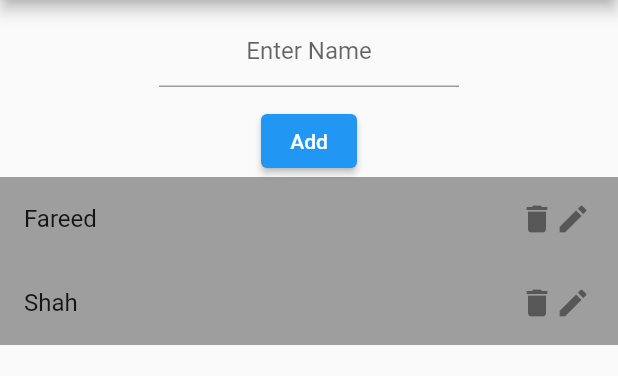
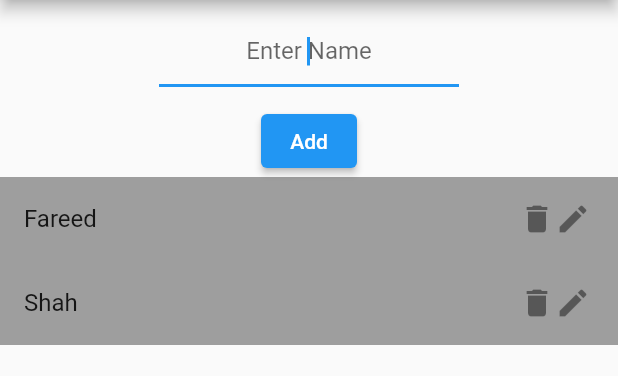
Before and after one commit to Fareed-Shah/Flutter_ToDoApp, a Flutter app: the screen it shows after launch, on a phone screen of 412 x 824 dp, the part 84-460 px from its top. Run offline on Flutter 3.47's test engine with Material 2 defaults, Android fonts, the phone set to English and light mode, and no system bars.

```diff
--- a/lib/dashboard.dart
+++ b/lib/dashboard.dart
@@ -11,6 +11,9 @@ class Dashboard extends StatefulWidget {
 class _DashboardState extends State<Dashboard> {
 
   List<String> ListName = ['Fareed','Shah'];
+
+  TextEditingController addtextcontroller =TextEditingController();
+
   @override
   Widget build(BuildContext context) {
    return Scaffold(
@@ -26,9 +29,10 @@ class _DashboardState extends State<Dashboard> {
             height: 50,
             width: 200,
             child: TextField(
+              autofocus: true,
+              controller: addtextcontroller,
               textAlign: TextAlign.center,
               decoration: InputDecoration(
-
                 hintText: 'Enter Name'
               ),
             )),
```
